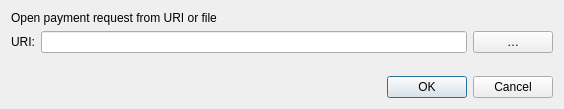
Old version of the form src/qt/forms/openuridialog.ui in the repository noirofficial/noir.
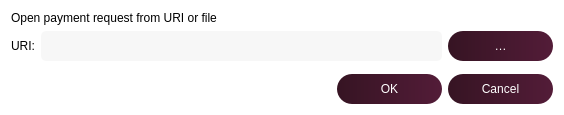
New version of the form. Custom widgets are drawn as their Qt base class.

```diff
--- a/src/qt/forms/openuridialog.ui
+++ b/src/qt/forms/openuridialog.ui
@@ -7,12 +7,15 @@
     <x>0</x>
     <y>0</y>
     <width>564</width>
-    <height>109</height>
+    <height>115</height>
    </rect>
   </property>
   <property name="windowTitle">
    <string>Open URI</string>
   </property>
+  <property name="styleSheet">
+   <string notr="true">background-color:white;</string>
+  </property>
   <layout class="QVBoxLayout" name="verticalLayout">
    <item>
     <widget class="QLabel" name="label_2">
@@ -25,19 +28,53 @@
     <layout class="QHBoxLayout" name="horizontalLayout">
      <item>
       <widget class="QLabel" name="label">
+       <property name="minimumSize">
+        <size>
+         <width>0</width>
+         <height>30</height>
+        </size>
+       </property>
        <property name="text">
         <string>URI:</string>
        </property>
       </widget>
      </item>
      <item>
-      <widget class="QValidatedLineEdit" name="uriEdit"/>
+      <widget class="QValidatedLineEdit" name="uriEdit">
+       <property name="minimumSize">
+        <size>
+         <width>0</width>
+         <height>30</height>
+        </size>
+       </property>
+       <property name="styleSheet">
+        <string notr="true">background-color:rgba(247, 247, 247, 250);
+height: 35px;
+border-radius:5px;
+border-style:solid;
+border-color:gray;
+border-width:thin;</string>
+       </property>
+      </widget>
      </item>
      <item>
       <widget class="QPushButton" name="selectFileButton">
+       <property name="minimumSize">
+        <size>
+         <width>0</width>
+         <height>30</height>
+        </size>
+       </property>
        <property name="toolTip">
         <string>Select payment request file</string>
        </property>
+       <property name="styleSheet">
+        <string notr="true">background: QLinearGradient(x1: 0, y1: 0, x2: 1, y2: 0, stop: 0 #361423, stop: 1 #531c38);
+color: white;
+border-radius:15px;
+height:30px;
+width:105px;</string>
+       </property>
        <property name="text">
         <string notr="true">…</string>
        </property>
@@ -63,6 +100,19 @@
    </item>
    <item>
     <widget class="QDialogButtonBox" name="buttonBox">
+     <property name="minimumSize">
+      <size>
+       <width>0</width>
+       <height>30</height>
+      </size>
+     </property>
+     <property name="styleSheet">
+      <string notr="true">background: QLinearGradient(x1: 0, y1: 0, x2: 1, y2: 0, stop: 0 #361423, stop: 1 #531c38);
+color: white;
+border-radius:15px;
+height:30px;
+width:105px;</string>
+     </property>
      <property name="orientation">
       <enum>Qt::Horizontal</enum>
      </property>
```
